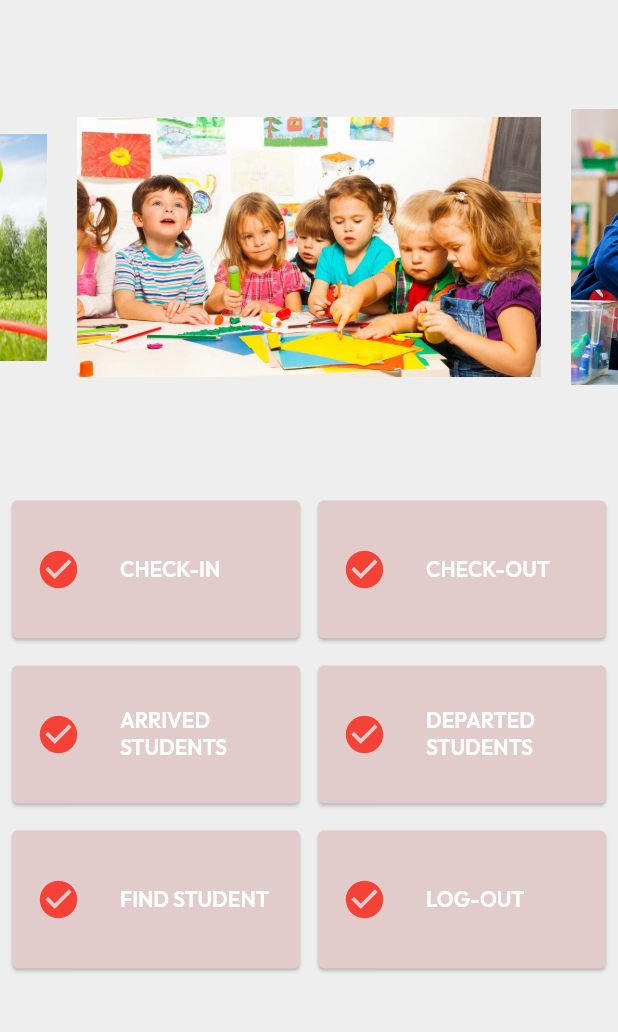
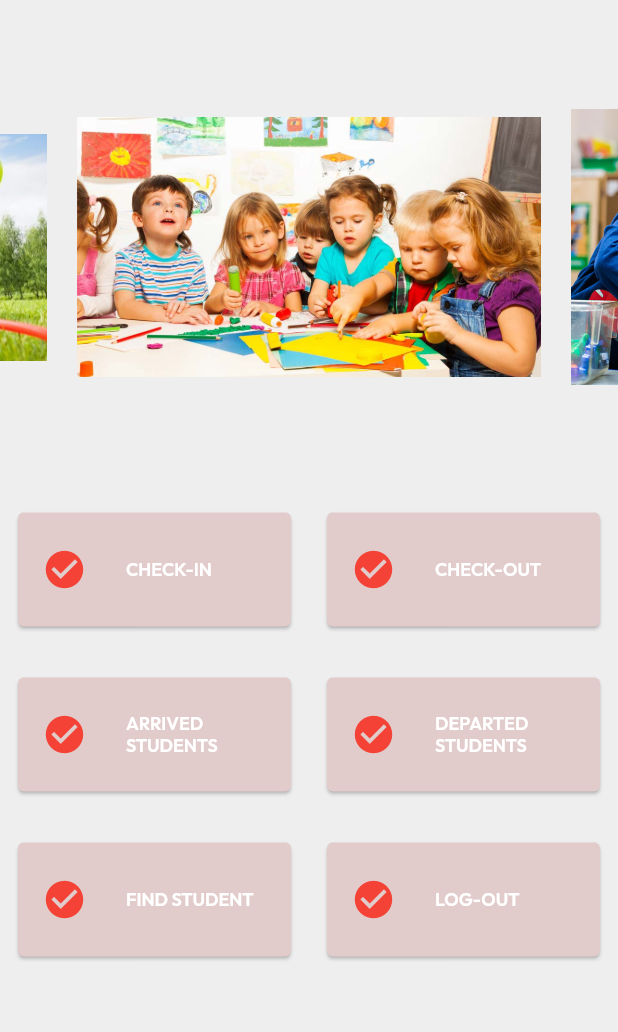
Before and after one commit to JojoDom/Little-Steps, a Flutter app: the HomePage screen opened directly, on a phone screen of 412 x 824 dp, the part 84-1116 px from its top. Run offline on Flutter 3.47's test engine with Material 2 defaults, Android fonts, the light colour scheme and no system bars; drawn by our look-alikes of carousel_slider; our stand-ins replace flutter_svg, get, google_fonts, modal_bottom_sheet; project files that could hold a hidden picture were left out.

Commit message:
added student components

```diff
--- a/lib/widgets/student_actions.dart
+++ b/lib/widgets/student_actions.dart
@@ -16,7 +16,9 @@ class StudentActions extends StatelessWidget {
       onTap: onTap,
       child: SizedBox(
         height: 100,
-        width: 200,
+        width: MediaQuery.of(context).size.width*0.5,
+        child: Padding(
+          padding: const EdgeInsets.all(8.0),
           child: Card(
             color: const Color.fromARGB(255, 226, 203, 203),
             child: Center(
@@ -27,7 +29,8 @@ class StudentActions extends StatelessWidget {
                   style: Theme.of(context).textTheme.bodyMedium!.copyWith(
                       color: Colors.white,
                       fontWeight: FontWeight.w600,
-                    fontSize: 14),
+                      fontSize: 12),
+                ),
               ),
             ),
           ),
```
Lines whose indentation alone changed are shown as unchanged.
